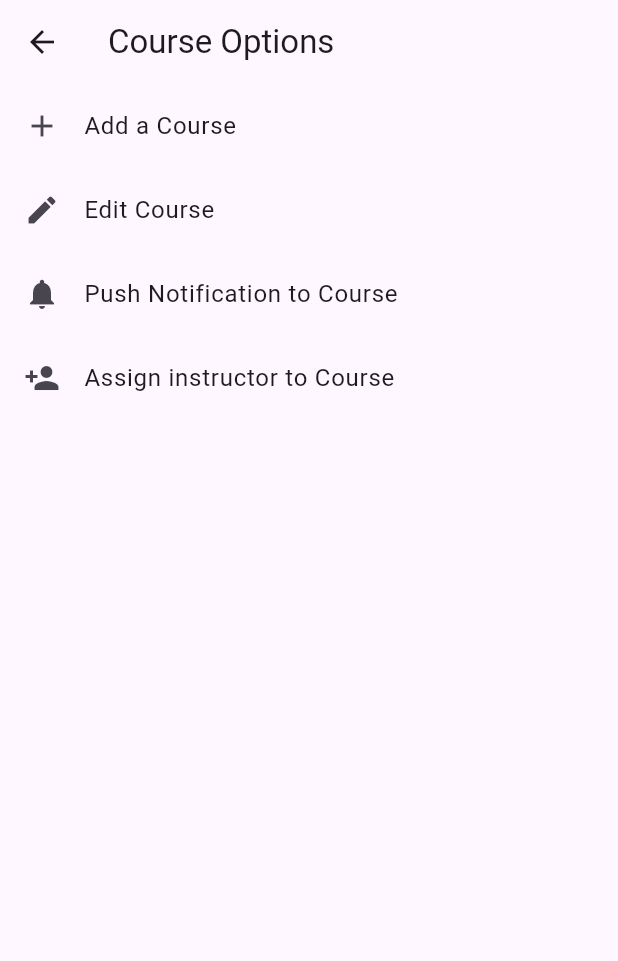
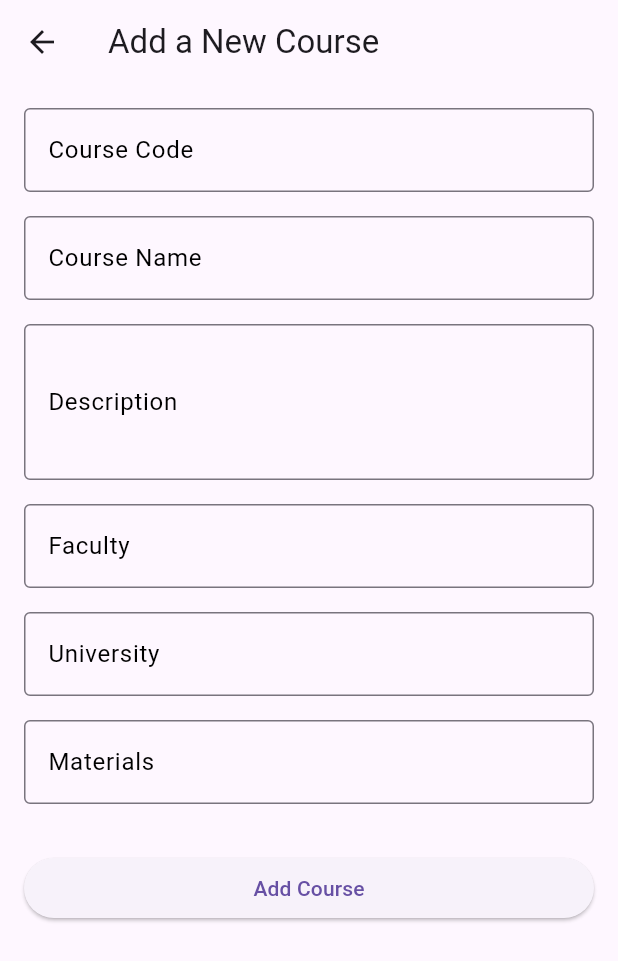
Before and after one commit to Omar073/BankingSystem-LinkedList, a Flutter app: the AdminPanel screen opened directly, after a tap on "Add a Course", on a phone screen of 412 x 824 dp. Shown: the top 961 px of the screen. Run offline on Flutter 3.47's test engine with Material 3 defaults, Android fonts, the phone set to English and light mode, and no system bars; our stand-ins replace flashy_tab_bar2, flutter_pw_validator, flutter_spinkit.

Commit message:
Admin add course

```diff
--- /dev/null
+++ b/lib/adminPage/AddCoursePage.dart
@@ -0,0 +1,175 @@
+import 'package:ClassMate/Classes/Schedule.dart';
+import 'package:flutter/material.dart';
+
+import '../Classes/Course.dart';
+
+class AddCoursePage extends StatefulWidget {
+  const AddCoursePage({Key? key}) : super(key: key);
+
+  @override
+  _AddCoursePageState createState() => _AddCoursePageState();
+}
+
+class _AddCoursePageState extends State<AddCoursePage> {
+
+  final _courseCodeController = TextEditingController();
+  final _courseNameController = TextEditingController();
+  final _courseDescriptionController = TextEditingController();
+  final _facultyController = TextEditingController();
+  final _universityController = TextEditingController();
+  final _materialsController =
+  TextEditingController(); // Add materials controller
+
+  bool _isLoading = false;
+
+  @override
+  void dispose() {
+    _courseCodeController.dispose();
+    _courseNameController.dispose();
+    _courseDescriptionController.dispose();
+    _facultyController.dispose();
+    _universityController.dispose();
+    _materialsController.dispose(); // Dispose of materials controller
+    super.dispose();
+  }
+
+  @override
+  Widget build(BuildContext context) {
+    return Scaffold(
+      appBar: AppBar(
+        title: const Text('Add a New Course'),
+      ),
+      body: _isLoading
+          ? const Center(
+        child: CircularProgressIndicator(),
+      )
+          : Padding(
+        padding: const EdgeInsets.all(16.0),
+        child: ListView(
+          children: [
+            TextFormField(
+              controller: _courseCodeController,
+              style: const TextStyle(color: Colors.black),
+              decoration: const InputDecoration(
+                labelText: 'Course Code',
+                labelStyle: TextStyle(color: Colors.black),
+                hintText: 'Enter course code',
+                hintStyle: TextStyle(color: Colors.grey),
+                border: OutlineInputBorder(),
+              ),
+            ),
+            const SizedBox(height: 16.0),
+            TextFormField(
+              controller: _courseNameController,
+              style: const TextStyle(color: Colors.black),
+              decoration: const InputDecoration(
+                labelText: 'Course Name',
+                labelStyle: TextStyle(color: Colors.black),
+                hintText: 'Enter course name',
+                hintStyle: TextStyle(color: Colors.grey),
+                border: OutlineInputBorder(),
+              ),
+            ),
+            const SizedBox(height: 16.0),
+            TextFormField(
+              controller: _courseDescriptionController,
+              maxLines: 3,
+              style: const TextStyle(color: Colors.black),
+              decoration: const InputDecoration(
+                labelText: 'Description',
+                labelStyle: TextStyle(color: Colors.black),
+                hintText: 'Enter course description',
+                hintStyle: TextStyle(color: Colors.grey),
+                border: OutlineInputBorder(),
+              ),
+            ),
+            const SizedBox(height: 16.0),
+            TextFormField(
+              controller: _facultyController,
+              style: const TextStyle(color: Colors.black),
+              decoration: const InputDecoration(
+                labelText: 'Faculty',
+                labelStyle: TextStyle(color: Colors.black),
+                hintText: 'Enter faculty name',
+                hintStyle: TextStyle(color: Colors.grey),
+                border: OutlineInputBorder(),
+              ),
+            ),
+            const SizedBox(height: 16.0),
+            TextFormField(
+              controller: _universityController,
+              style: const TextStyle(color: Colors.black),
+              decoration: const InputDecoration(
+                labelText: 'University',
+                labelStyle: TextStyle(color: Colors.black),
+                hintText: 'Enter university name',
+                hintStyle: TextStyle(color: Colors.grey),
+                border: OutlineInputBorder(),
+              ),
+            ),
+            const SizedBox(height: 16.0),
+            TextFormField(
+              controller: _materialsController,
+              style: const TextStyle(color: Colors.black),
+              decoration: const InputDecoration(
+                labelText: 'Materials',
+                labelStyle: TextStyle(color: Colors.black),
+                hintText: 'Enter materials',
+                hintStyle: TextStyle(color: Colors.grey),
+                border: OutlineInputBorder(),
+              ),
+            ),
+            const SizedBox(height: 32.0),
+            ElevatedButton(
+              onPressed: () async {
+                final courseCode = _courseCodeController.text;
+                final courseName = _courseNameController.text;
+                final courseDescription =
+                    _courseDescriptionController.text;
+                final faculty = _facultyController.text;
+                final university = _universityController.text;
+                final materials =
+                    _materialsController.text; // Get materials
+
+                if (courseCode.isEmpty ||
+                    courseName.isEmpty ||
+                    courseDescription.isEmpty) {
+                  return;
+                }
+
+                setState(() {
+                  _isLoading = true;
+                });
+
+
+                // Add materials to the course
+                final course =  Course(
+                  courseID: courseCode,
+                  courseName: courseName,
+                  courseDescription: courseDescription,
+                  assignedStudents: [],
+                  // availableCenters: [pioneerCenter],
+                  maxCapacity: 50,
+                  startDate: DateTime(2023, 11, 20),
+                  endDate: DateTime(2024, 1, 15),
+                  prerequisites: ["None"],
+                  isActive: true,
+                  courseSchedule: schedule1,
+                );
+
+                courses.add(course);
+
+                setState(() {
+                  _isLoading = false;
+                });
+
+                Navigator.of(context).pop();
+              },
+              child: const Text('Add Course'),
+            ),
+          ],
+        ),
+      ),
+    );
+  }
+}
--- a/lib/adminPage/adminPanel.dart
+++ b/lib/adminPage/adminPanel.dart
@@ -1,4 +1,6 @@
 import 'package:flutter/material.dart';
+
+import 'AddCoursePage.dart';
 
 class AdminPanel extends StatelessWidget {
   const AdminPanel({Key? key}) : super(key: key);
@@ -17,11 +19,11 @@ class AdminPanel extends StatelessWidget {
             title: const Text('Add a Course'),
             onTap: () {
               // navigate to AddCoursePage
-              // Navigator.of(context).push(
-              //   MaterialPageRoute(
-              //     builder: (context) => AddCoursePage(),
-              //   ),
-              // );
+              Navigator.of(context).push(
+                MaterialPageRoute(
+                  builder: (context) => AddCoursePage(),
+                ),
+              );
             },
           ),
           ListTile(
```
